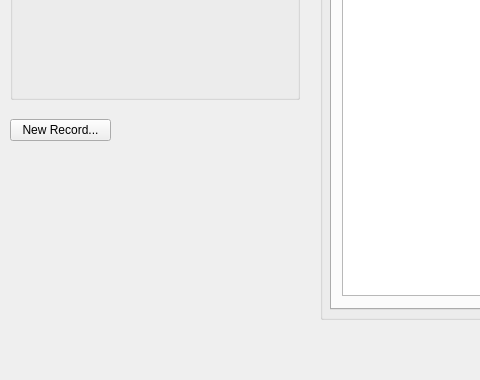
Above: src/MainWindow.ui from Sigurdur42/TimeTracker before the change; both pictures show x 0 to 480 and y 201 to 581 of the 826 by 581 pixel window. Below: the same form after it.
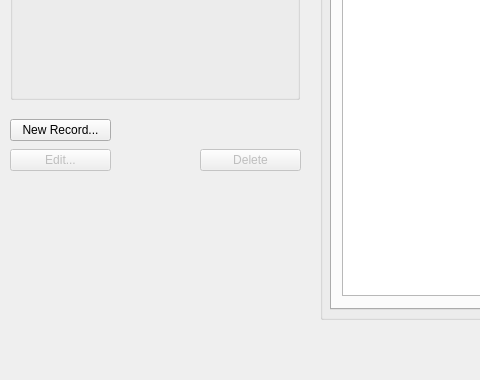
That is the form after the change.

```diff
--- a/src/MainWindow.ui
+++ b/src/MainWindow.ui
@@ -242,6 +242,38 @@
      <string>New Record...</string>
     </property>
    </widget>
+   <widget class="QPushButton" name="pushButtonEditRecord">
+    <property name="enabled">
+     <bool>false</bool>
+    </property>
+    <property name="geometry">
+     <rect>
+      <x>10</x>
+      <y>350</y>
+      <width>101</width>
+      <height>22</height>
+     </rect>
+    </property>
+    <property name="text">
+     <string>Edit...</string>
+    </property>
+   </widget>
+   <widget class="QPushButton" name="pushButtonDeleteRecord">
+    <property name="enabled">
+     <bool>false</bool>
+    </property>
+    <property name="geometry">
+     <rect>
+      <x>200</x>
+      <y>350</y>
+      <width>101</width>
+      <height>22</height>
+     </rect>
+    </property>
+    <property name="text">
+     <string>Delete</string>
+    </property>
+   </widget>
   </widget>
   <widget class="QMenuBar" name="menubar">
    <property name="geometry">
```
